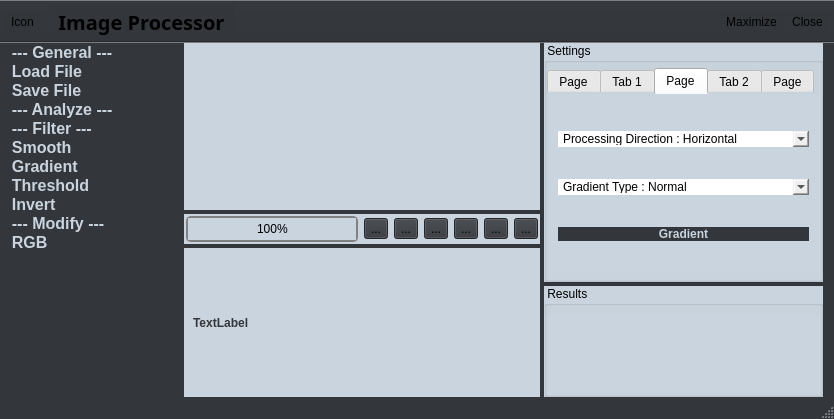
Above: ImageProcessor/mainwindow.ui from gitdev1234/ImageProcessor before the change. Below: the same form after it.
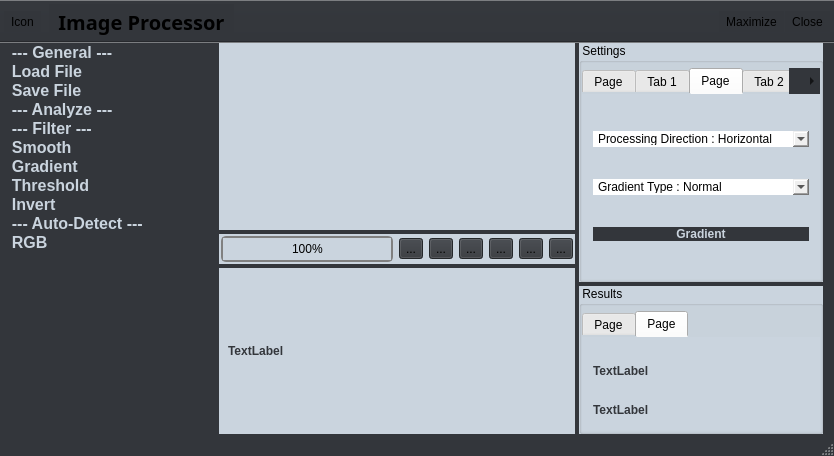
That is the form after the change. Icons and pictures are not drawn.

Commit message: fixed bug and re-inserted code for auto-detect

```diff
--- a/ImageProcessor/mainwindow.ui
+++ b/ImageProcessor/mainwindow.ui
@@ -112,7 +112,7 @@
        </property>
        <property name="maximumSize">
         <size>
-         <width>180</width>
+         <width>220</width>
          <height>16777215</height>
         </size>
        </property>
@@ -253,7 +253,7 @@
        </item>
        <item>
         <property name="text">
-         <string>  --- Modify ---</string>
+         <string>  --- Auto-Detect ---</string>
         </property>
         <property name="icon">
          <iconset resource="ressources.qrc">
@@ -1009,11 +1009,14 @@
             <string> Results</string>
            </property>
            <layout class="QVBoxLayout" name="verticalLayout_7">
+            <property name="spacing">
+             <number>0</number>
+            </property>
             <property name="leftMargin">
              <number>0</number>
             </property>
             <property name="topMargin">
-             <number>9</number>
+             <number>5</number>
             </property>
             <property name="rightMargin">
              <number>0</number>
@@ -1022,16 +1025,63 @@
              <number>0</number>
             </property>
             <item>
-             <widget class="QListWidget" name="listWidget_2">
-              <property name="frameShape">
-               <enum>QFrame::Box</enum>
+             <widget class="QTabWidget" name="tabWidget_2">
+              <property name="styleSheet">
+               <string notr="true">border:0;</string>
               </property>
-              <property name="frameShadow">
-               <enum>QFrame::Plain</enum>
+              <property name="currentIndex">
+               <number>1</number>
               </property>
-              <property name="lineWidth">
-               <number>0</number>
+              <property name="elideMode">
+               <enum>Qt::ElideNone</enum>
               </property>
+              <widget class="QWidget" name="tab_7">
+               <attribute name="title">
+                <string>Page</string>
+               </attribute>
+               <layout class="QVBoxLayout" name="verticalLayout_12">
+                <item>
+                 <widget class="QListWidget" name="listWidget_2">
+                  <property name="frameShape">
+                   <enum>QFrame::Box</enum>
+                  </property>
+                  <property name="frameShadow">
+                   <enum>QFrame::Plain</enum>
+                  </property>
+                  <property name="lineWidth">
+                   <number>0</number>
+                  </property>
+                 </widget>
+                </item>
+               </layout>
+              </widget>
+              <widget class="QWidget" name="tab_6">
+               <attribute name="title">
+                <string>Page</string>
+               </attribute>
+               <layout class="QVBoxLayout" name="verticalLayout_13">
+                <item>
+                 <widget class="QLabel" name="label_18">
+                  <property name="text">
+                   <string>TextLabel</string>
+                  </property>
+                 </widget>
+                </item>
+                <item>
+                 <widget class="QLabel" name="label_19">
+                  <property name="maximumSize">
+                   <size>
+                    <width>16777215</width>
+                    <height>20</height>
+                   </size>
+                  </property>
+                  <property name="text">
+                   <string>TextLabel</string>
+                  </property>
+                 </widget>
+                </item>
+               </layout>
+              </widget>
              </widget>
             </item>
            </layout>
```
The commit also changes 4 other files.
